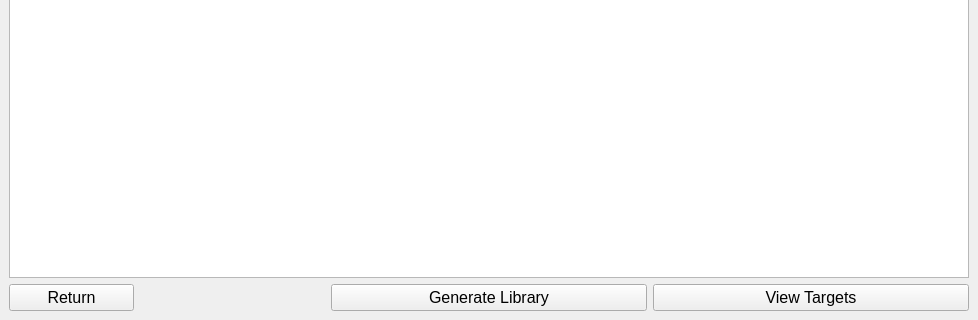
First picture: the form in src/ui/find_targets.ui, repository TrinhLab/CASPERapp, before the edit; both pictures show x 0 to 978 and y 280 to 600 of the 978 by 600 pixel window.
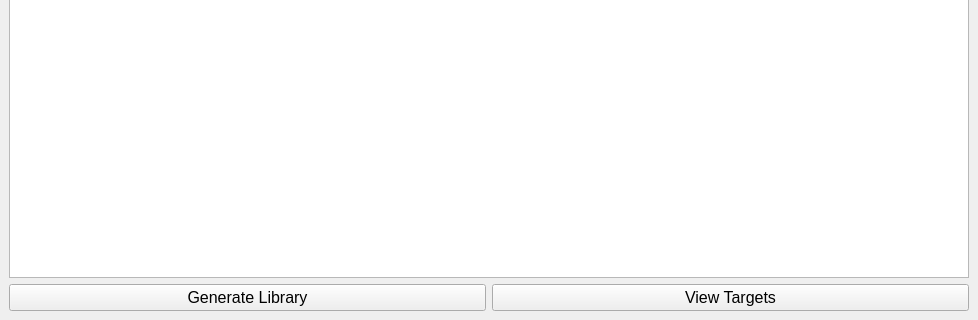
Second picture: the form after the edit.

The edit to the form file:
```diff
--- a/src/ui/find_targets.ui
+++ b/src/ui/find_targets.ui
@@ -55,31 +55,6 @@
     </item>
     <item row="3" column="0" rowspan="2" colspan="2">
      <layout class="QHBoxLayout" name="horizontalLayout">
-      <item alignment="Qt::AlignLeft">
-       <widget class="QPushButton" name="pbtnBack">
-        <property name="sizePolicy">
-         <sizepolicy hsizetype="Minimum" vsizetype="Fixed">
-          <horstretch>0</horstretch>
-          <verstretch>0</verstretch>
-         </sizepolicy>
-        </property>
-        <property name="minimumSize">
-         <size>
-          <width>125</width>
-          <height>0</height>
-         </size>
-        </property>
-        <property name="maximumSize">
-         <size>
-          <width>16777215</width>
-          <height>16777215</height>
-         </size>
-        </property>
-        <property name="text">
-         <string>Return</string>
-        </property>
-       </widget>
-      </item>
       <item>
        <widget class="QPushButton" name="pbtnGenerateLibrary">
         <property name="sizePolicy">
```
